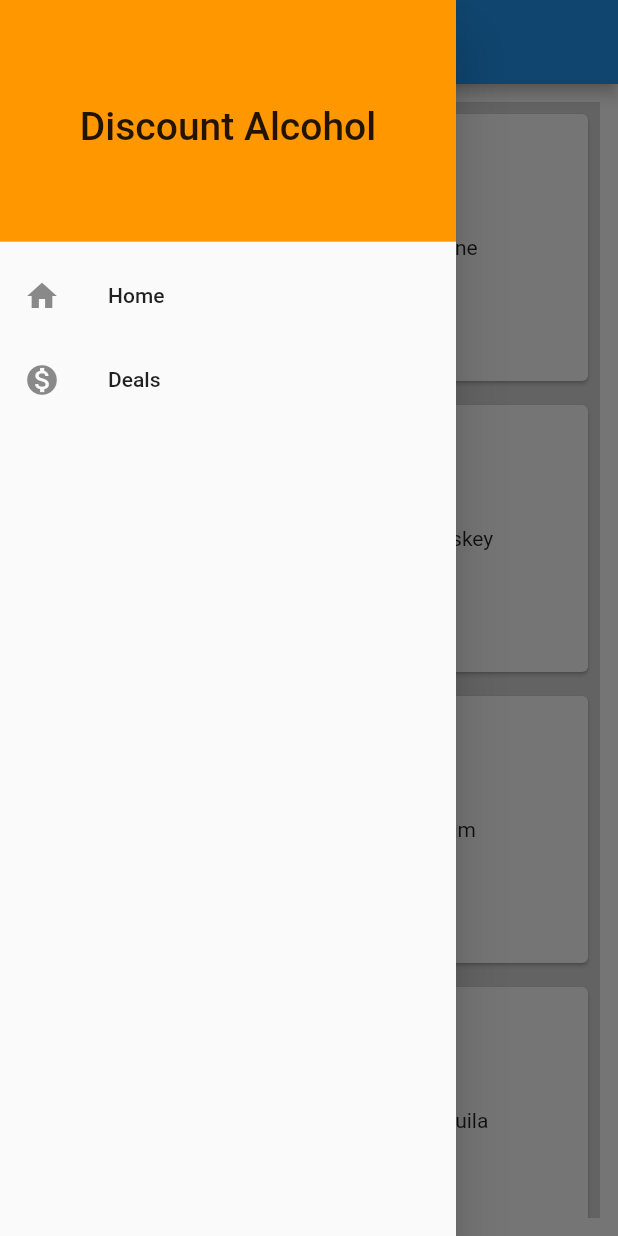
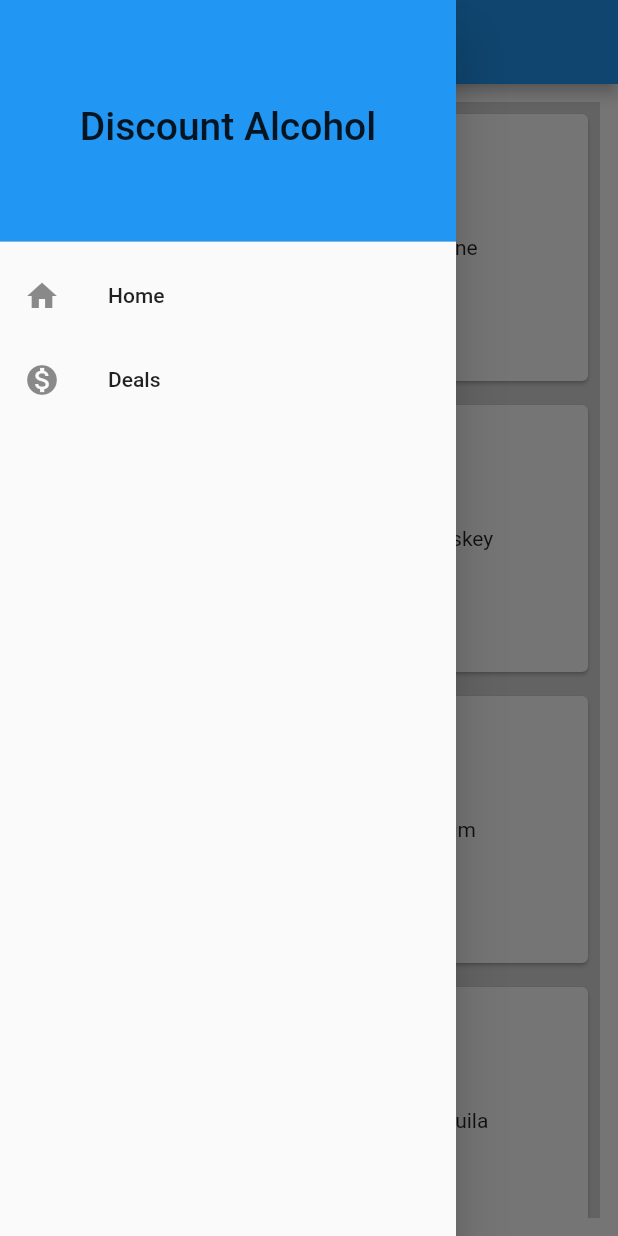
Before and after one commit to askudlarek/DiscountAlcohol, a Flutter app: the screen it shows after launch, with the side drawer open, on a phone screen of 412 x 824 dp. Run offline on Flutter 3.47's test engine with Material 2 defaults, Android fonts, the phone set to English and light mode, and no system bars; our stand-ins replace google_maps_flutter.

Commit message:
changed color from orange to blue for theme

```diff
--- a/discount_alcohol/lib/nav_drawer.dart
+++ b/discount_alcohol/lib/nav_drawer.dart
@@ -13,7 +13,7 @@ class NavDrawer extends StatelessWidget {
               child: Text("Discount Alcohol", style: TextStyle(fontSize: 26)),
             ),
             decoration: BoxDecoration(
-              color: Color.fromARGB(0xFF, 0xFF, 0x98, 0x00),
+              color: Colors.blue,
             ),
           ),
 
```
